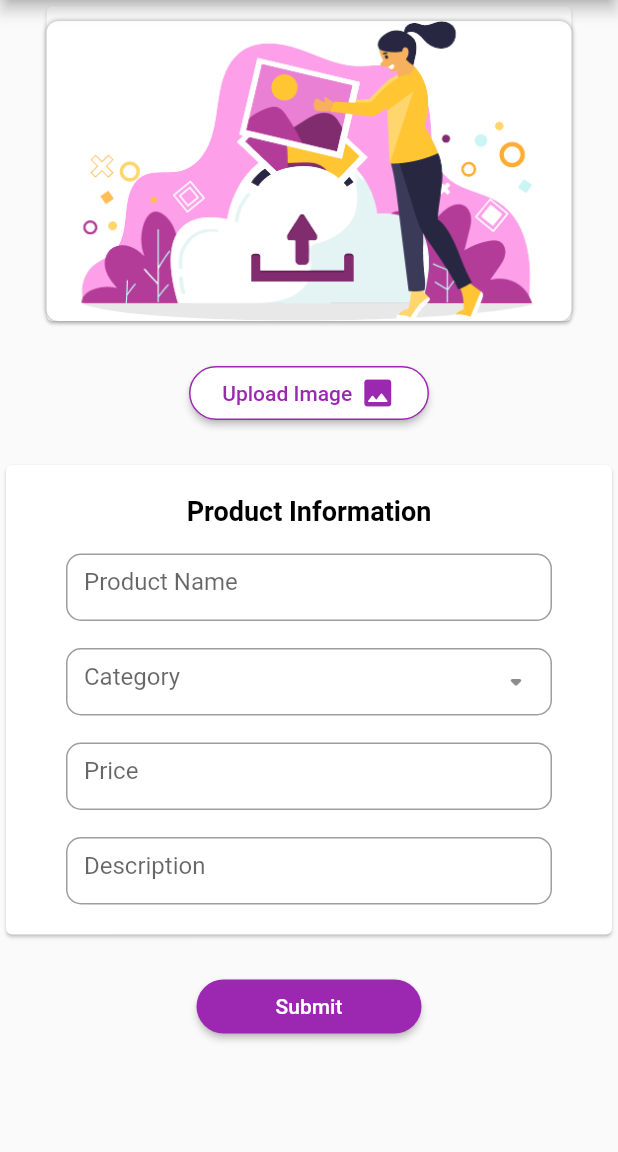
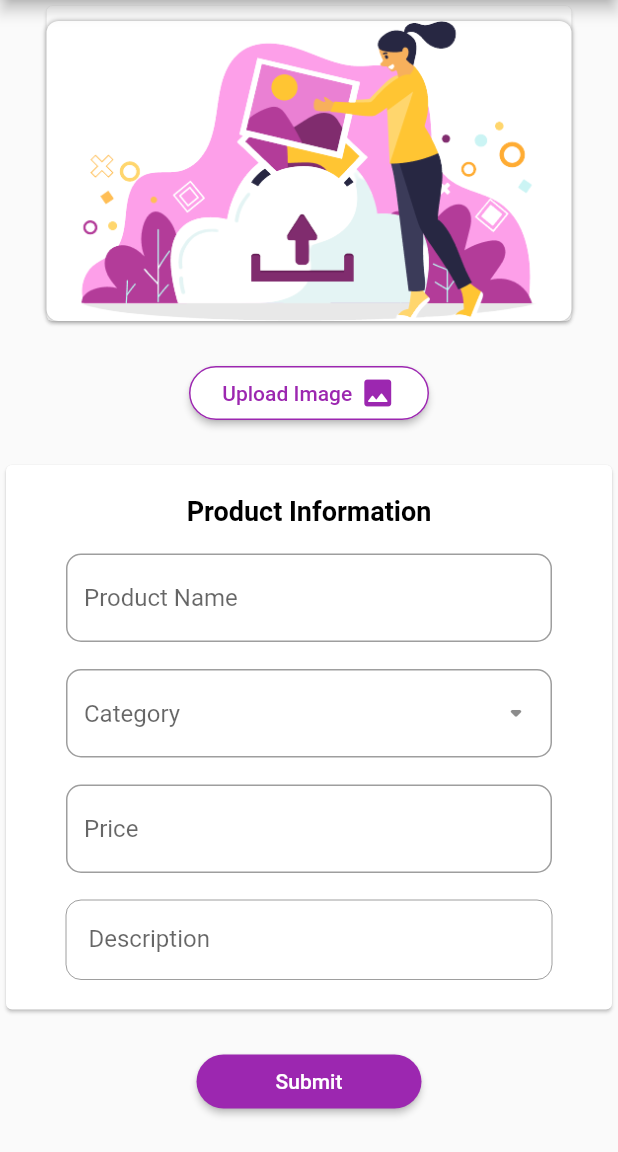
Before and after one commit to dheniraa/section7, a Flutter app: the screen it shows after launch, after a tap on "Add New Product", on a phone screen of 412 x 824 dp, the part 84-1236 px from its top. Run offline on Flutter 3.47's test engine with Material 2 defaults, Android fonts, the phone set to English and light mode, and no system bars; our stand-ins replace get, image_picker; network calls fail.

Commit message:
update progress 7

```diff
--- a/lib/app/modules/addProduct/controllers/add_product_controller.dart
+++ b/lib/app/modules/addProduct/controllers/add_product_controller.dart
@@ -1,15 +1,25 @@
 import 'package:get/get.dart';
 import 'package:flutter/material.dart';
 import '../../../data/product_model.dart';
+import 'package:image_picker/image_picker.dart';
 import 'package:section7/app/data/service_api.dart';
 
-class FormController extends GetxController {
+class AddProductController extends GetxController {
   ServiceApi serviceApi = ServiceApi();
 
   TextEditingController titleC = TextEditingController();
   TextEditingController categoryC = TextEditingController();
   TextEditingController priceC = TextEditingController();
   TextEditingController descriptionC = TextEditingController();
+
+  RxString imagePath = ''.obs;
+  final ImagePicker picker = ImagePicker();
+  XFile? image;
+
+  Future<void> selectImage() async {
+    image = await picker.pickImage(source: ImageSource.gallery);
+    if (image != null) imagePath.value = image!.path;
+  }
 
   bool checkIsDouble(String? text) {
     try {
@@ -20,27 +30,29 @@ class FormController extends GetxController {
     }
   }
 
-  modelToController(Product product) {
-    titleC.text = product.title ?? '';
-    categoryC.text = product.category ?? '';
-    priceC.text = (product.price ?? '').toString();
-    descriptionC.text = product.description ?? '';
+  modelToController(Product displayproduct) {
+    titleC.text = displayproduct.title ?? '';
+    categoryC.text = displayproduct.category ?? '';
+    priceC.text = (displayproduct.price ?? '').toString();
+    descriptionC.text = displayproduct.description ?? '';
+    imagePath.value = displayproduct.image ?? '';
   }
 
-  controllerToModel(Product product) {
-    product.title = titleC.text;
-    product.category = categoryC.text;
-    product.price = double.tryParse(priceC.text);
-    product.description = descriptionC.text;
+  controllerToModel(Product displayproduct) {
+    displayproduct.title = titleC.text;
+    displayproduct.category = categoryC.text;
+    displayproduct.price = double.tryParse(priceC.text);
+    displayproduct.description = descriptionC.text;
+    displayproduct.image = imagePath.value;
     return Product;
   }
 
-  Future storeUser(Product product, bool isUpdate) async {
+  Future storeUser(Product displayproduct, bool isUpdate) async {
     try {
-      product = controllerToModel(product);
+      displayproduct = controllerToModel(displayproduct);
       isUpdate == false
-          ? await serviceApi.createProduct(product)
-          : await serviceApi.updateProduct(product);
+          ? await serviceApi.createProduct(displayproduct)
+          : await serviceApi.updateProduct(displayproduct);
       Get.back();
       Get.snackbar('Success', 'Product berhasil disimpan');
     } catch (e) {
@@ -48,27 +60,3 @@ class FormController extends GetxController {
     }
   }
 }
-
-
-class AddProductController extends GetxController {
-  //TODO: Implement AddProductController
-
-
-  final count = 0.obs;
-  @override
-  void onInit() {
-    super.onInit();
-  }
-
-  @override
-  void onReady() {
-    super.onReady();
-  }
-
-  @override
-  void onClose() {
-    super.onClose();
-  }
-
-  void increment() => count.value++;
-}
--- a/lib/app/modules/addProduct/views/add_product_view.dart
+++ b/lib/app/modules/addProduct/views/add_product_view.dart
@@ -5,36 +5,19 @@ import 'package:flutter/material.dart';
 import 'package:get/get.dart';
 
 import 'package:image_picker/image_picker.dart';
+import 'package:section7/app/data/product_model.dart';
 
 import '../controllers/add_product_controller.dart';
 
 class AddProductView extends GetView<AddProductController> {
   AddProductView({Key? key}) : super(key: key);
+  Product displayProduct = Get.arguments ?? Product();
 
   final AddProductController formController = Get.put(AddProductController());
-  final TextEditingController productNameController = TextEditingController();
-  final TextEditingController productCategoryController =
-      TextEditingController();
-  final TextEditingController productPriceController = TextEditingController();
-  final TextEditingController productDescriptionController =
-      TextEditingController();
-
-  RxString image = "".obs;
-
-  Future getImage() async {
-    final ImagePicker picker = ImagePicker();
-    XFile? image;
-    var path = ''.obs;
-
-    Future<void> selectImage() async {
-      image = await picker.pickImage(source: ImageSource.gallery);
-      if (image != null) path.value = image!.path;
-    }
-  }
 
   @override
   Widget build(BuildContext context) {
-    // controller.modelToController(product);
+    controller.modelToController(displayProduct);
     return Scaffold(
       appBar: AppBar(
         backgroundColor: Colors.white,
@@ -51,13 +34,15 @@ class AddProductView extends GetView<AddProductController> {
         ),
       ),
       body: SingleChildScrollView(
-        child: Column(
+          child: Obx(
+        () => Column(
           mainAxisAlignment: MainAxisAlignment.center,
           children: [
             Card(
               child: Container(
-                child: image.value != ""
-                    ? Container(child: Image.file(File(image.value ?? "")))
+                child: controller.imagePath.value != ""
+                    ? Container(
+                        child: Image.file(File(controller.imagePath.value)))
                     : Container(
                         child: Image.asset(
                           'assets/images/form.png',
@@ -81,7 +66,7 @@ class AddProductView extends GetView<AddProductController> {
               width: 160,
               child: ElevatedButton(
                 onPressed: () async {
-                  await getImage();
+                  await controller.selectImage();
                 },
                 style: ElevatedButton.styleFrom(
                   primary: Colors.white,
@@ -109,7 +94,8 @@ class AddProductView extends GetView<AddProductController> {
               ),
             ),
             SizedBox(height: 20),
-            Card(
+            SingleChildScrollView(
+              child: Card(
                 child: Container(
                   padding: EdgeInsets.all(20),
                   child: Column(
@@ -124,11 +110,10 @@ class AddProductView extends GetView<AddProductController> {
                       SizedBox(
                         height: 18,
                       ),
-                    SizedBox(
-                      height: 45,
-                      child: Padding(
+                      Padding(
                         padding: const EdgeInsets.symmetric(horizontal: 20),
-                        child: TextField(
+                        child: TextFormField(
+                          controller: controller.titleC,
                           decoration: InputDecoration(
                             hintText: "Product Name",
                             border: OutlineInputBorder(
@@ -137,16 +122,13 @@ class AddProductView extends GetView<AddProductController> {
                           ),
                         ),
                       ),
-                    ),
                       SizedBox(
                         height: 18,
                       ),
-                    SizedBox(
-                      height: 45,
-                      child: Padding(
+                      Padding(
                         padding: const EdgeInsets.symmetric(horizontal: 20),
-                        child: TextField(
-                          controller: productCategoryController,
+                        child: TextFormField(
+                          controller: controller.categoryC,
                           decoration: InputDecoration(
                             suffixIcon: Icon(Icons.arrow_drop_down_rounded),
                             hintText: "Category",
@@ -156,15 +138,13 @@ class AddProductView extends GetView<AddProductController> {
                           ),
                         ),
                       ),
-                    ),
                       SizedBox(
                         height: 18,
                       ),
-                    SizedBox(
-                      height: 45,
-                      child: Padding(
+                      Padding(
                         padding: const EdgeInsets.symmetric(horizontal: 20),
-                        child: TextField(
+                        child: TextFormField(
+                          controller: controller.priceC,
                           decoration: InputDecoration(
                             hintText: "Price",
                             border: OutlineInputBorder(
@@ -173,25 +153,33 @@ class AddProductView extends GetView<AddProductController> {
                           ),
                         ),
                       ),
-                    ),
                       SizedBox(
                         height: 18,
                       ),
-                    SizedBox(
-                      height: 45,
-                      child: Padding(
+                      Padding(
                         padding: const EdgeInsets.symmetric(horizontal: 20),
-                        child: TextField(
+                        child: TextFormField(
+                          maxLines: null,
+                          keyboardType: TextInputType.multiline,
+                          textInputAction: TextInputAction.newline,
+                          controller: controller.descriptionC,
                           decoration: InputDecoration(
-                            hintText: "Description",
+                              isCollapsed: true,
+                              contentPadding: EdgeInsets.symmetric(
+                                  horizontal: 15, vertical: 17),
+                              labelText: "Description",
                               border: OutlineInputBorder(
                                 borderRadius: BorderRadius.circular(10),
                               ),
-                          ),
-                        ),
+                              focusedBorder: OutlineInputBorder(
+                                borderSide:
+                                    BorderSide(color: Color(0xff802c6e)),
+                                borderRadius: BorderRadius.circular(10),
+                              )),
                         ),
                       ),
                     ],
+                  ),
                 ),
               ),
             ),
@@ -218,7 +206,7 @@ class AddProductView extends GetView<AddProductController> {
             ),
           ],
         ),
-      ),
+      )),
     );
   }
 }
--- a/lib/app/modules/home/controllers/home_controller.dart
+++ b/lib/app/modules/home/controllers/home_controller.dart
@@ -1,9 +1,17 @@
 import 'package:get/get.dart';
 import 'package:section7/app/data/product_model.dart';
+import 'package:section7/app/data/service_api.dart';
 
 class HomeController extends GetxController {
-  var products = <Product>[].obs;
+  RxList<Product> products = <Product>[].obs;
   final count = 0.obs;
+
+  final ServiceApi serviceApi = ServiceApi();
+
+  Future<List<Product>> loadProduct() async {
+    return products.value = await serviceApi.getProduct();
+  }
+
   @override
   void onInit() {
     super.onInit();
--- a/lib/app/modules/home/views/home_view.dart
+++ b/lib/app/modules/home/views/home_view.dart
@@ -69,10 +69,17 @@ class HomeView extends GetView<HomeController> {
           Expanded(
             child: Padding(
               padding: const EdgeInsets.all(8.0),
+              child: FutureBuilder(
+                future: controller.loadProduct(),
+                builder: (context, snapshot) => snapshot.connectionState ==
+                        ConnectionState.waiting
+                    ? Center(child: CircularProgressIndicator())
+                    : Container(
                         child: GridView.builder(
                           key: UniqueKey(),
                           itemCount: homeController.products.length,
-                gridDelegate: SliverGridDelegateWithFixedCrossAxisCount(
+                          gridDelegate:
+                              SliverGridDelegateWithFixedCrossAxisCount(
                             crossAxisCount: 2,
                             crossAxisSpacing: 10.0,
                             mainAxisSpacing: 10.0,
@@ -89,7 +96,8 @@ class HomeView extends GetView<HomeController> {
                                 height: 300,
                                 decoration: BoxDecoration(
                                   color: Colors.white,
-                        borderRadius: BorderRadius.all(Radius.circular(15)),
+                                  borderRadius:
+                                      BorderRadius.all(Radius.circular(15)),
                                   boxShadow: [
                                     BoxShadow(
                                       color: Colors.grey,
@@ -113,7 +121,8 @@ class HomeView extends GetView<HomeController> {
                                     Align(
                                       alignment: Alignment.centerLeft,
                                       child: Padding(
-                              padding: const EdgeInsets.only(left: 10),
+                                        padding:
+                                            const EdgeInsets.only(left: 10),
                                         child: Text(
                                           product.title ?? '',
                                           style: TextStyle(
@@ -128,7 +137,8 @@ class HomeView extends GetView<HomeController> {
                                     Align(
                                       alignment: Alignment.centerLeft,
                                       child: Padding(
-                              padding: const EdgeInsets.only(left: 10),
+                                        padding:
+                                            const EdgeInsets.only(left: 10),
                                         child: Text(
                                           product.description ?? '',
                                           style: TextStyle(
@@ -142,7 +152,8 @@ class HomeView extends GetView<HomeController> {
                                     Align(
                                       alignment: Alignment.centerLeft,
                                       child: Padding(
-                              padding: const EdgeInsets.only(left: 10),
+                                        padding:
+                                            const EdgeInsets.only(left: 10),
                                         child: Text(
                                           "\$${product.price?.toStringAsFixed(2) ?? 0}",
                                           style: TextStyle(
@@ -157,6 +168,8 @@ class HomeView extends GetView<HomeController> {
                               ),
                             );
                           },
+                        ),
+                      ),
               ),
             ),
           ),
--- a/lib/app/modules/product/views/product_view.dart
+++ b/lib/app/modules/product/views/product_view.dart
@@ -37,7 +37,7 @@ class ProductView extends StatelessWidget {
                     child: Container(
                       height: 200,
                       child: Image.asset(
-                        "displayProduct.image",
+                        displayProduct.image ?? '',
                         width: 200,
                         height: 200,
                       ),
@@ -47,7 +47,7 @@ class ProductView extends StatelessWidget {
                 Padding(
                   padding: const EdgeInsets.all(8.0),
                   child: Text(
-                    "displayProduct.title",
+                    displayProduct.title ?? '',
                     style: TextStyle(fontSize: 24, fontWeight: FontWeight.bold),
                   ),
                 ),
```
Also changed, not shown: lib/app/modules/product/controllers/product_controller.dart (+3 -23 lines), 2 other files. Lines whose indentation alone changed are shown as unchanged.
